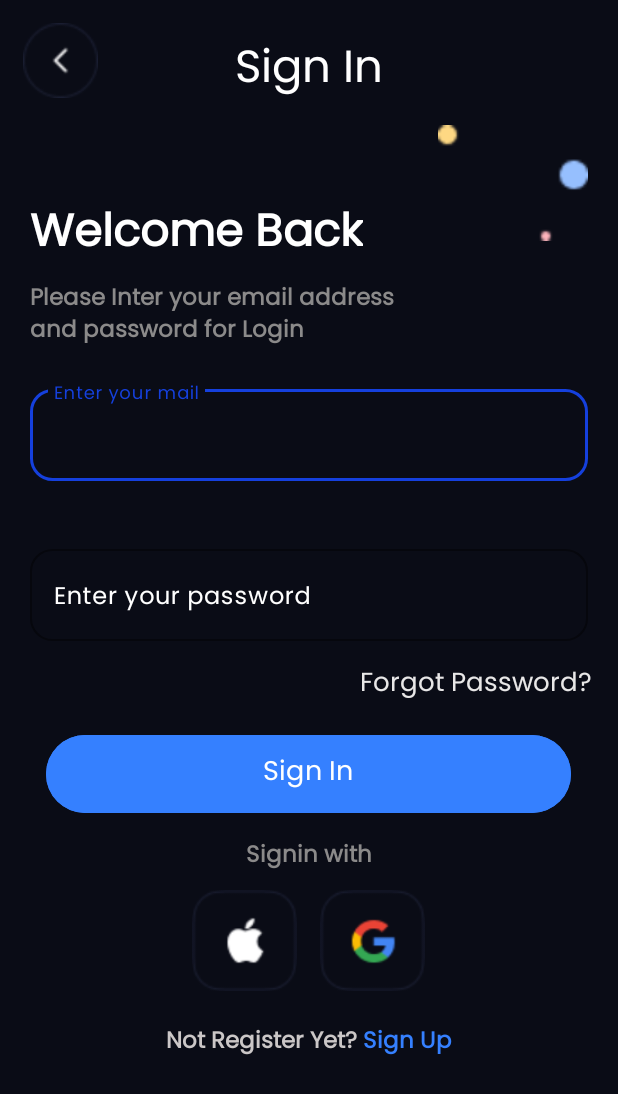
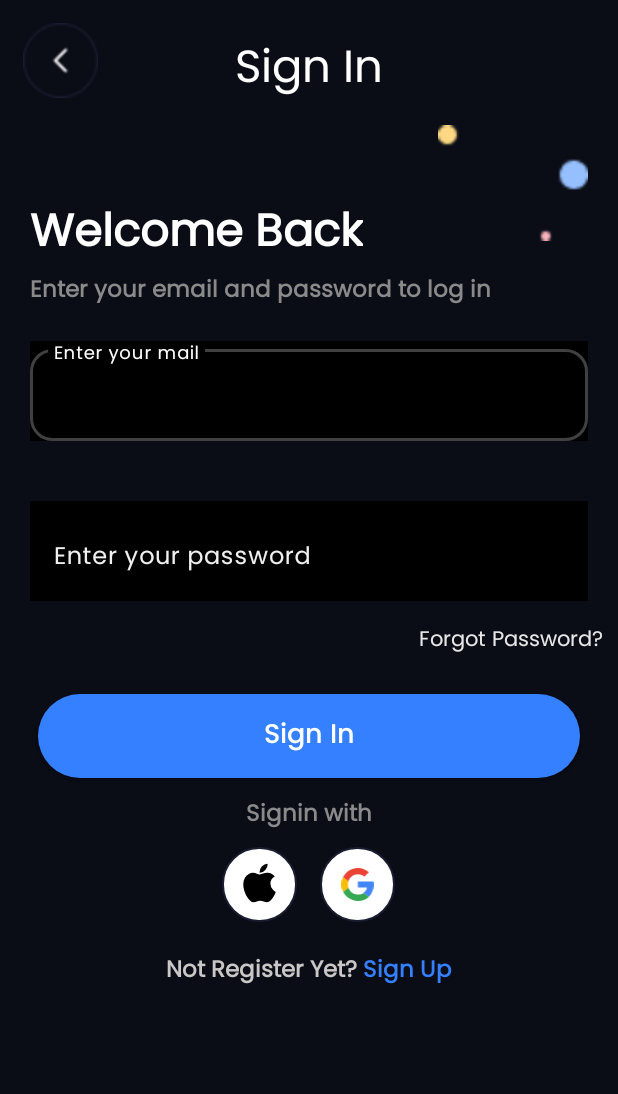
Before and after one commit to opencodeiiita/GeekHaven-Community-App, an Android app: the signinActivity screen opened directly, with no data from a screen before it, after a tap on "Sign In", on a phone screen of 412 x 824 dp. Shown: the top 1094 px of the screen. Run offline under Robolectric (Android 15) with nearby library versions, the phone set to English and light mode, and no system bars; our stand-ins replace Firebase (no records; nobody signed in at launch, a user with empty details on screens opened directly), Volley; network calls fail.

Commit message:
hello commit

```diff
--- a/app/build.gradle.kts
+++ b/app/build.gradle.kts
@@ -43,6 +43,7 @@ android {
 dependencies {
 
     implementation("androidx.core:core-ktx:1.9.0")
+    implementation ("com.android.volley:volley:1.2.0")
     implementation("androidx.appcompat:appcompat:1.6.1")
     implementation("com.google.android.material:material:1.10.0")
     implementation("androidx.constraintlayout:constraintlayout:2.1.4")
--- a/app/src/main/java/com/example/geekhavencommunityapp/activities/signinActivity.kt
+++ b/app/src/main/java/com/example/geekhavencommunityapp/activities/signinActivity.kt
@@ -14,6 +14,12 @@ import androidx.activity.result.ActivityResult
 import androidx.activity.result.ActivityResultLauncher
 import androidx.activity.result.IntentSenderRequest
 import androidx.activity.result.contract.ActivityResultContracts
+import com.android.volley.Request
+import com.android.volley.RequestQueue
+import com.android.volley.Response
+import com.android.volley.toolbox.JsonObjectRequest
+import com.android.volley.toolbox.Volley
+import com.example.geekhavencommunityapp.OnboardingPage
 import com.example.geekhavencommunityapp.R
 import com.example.geekhavencommunityapp.UserModel
 import com.google.android.gms.auth.api.identity.BeginSignInRequest
@@ -29,18 +35,20 @@ import com.google.firebase.auth.FirebaseAuth
 import com.google.firebase.auth.GoogleAuthProvider
 import com.google.firebase.auth.ktx.auth
 import com.google.firebase.ktx.Firebase
+import org.json.JSONObject
 
 class signinActivity : AppCompatActivity() {
     private lateinit var auth : FirebaseAuth
     private lateinit var oneTapClient: SignInClient
     private lateinit var signInRequest: BeginSignInRequest
     private lateinit var launcher: ActivityResultLauncher<IntentSenderRequest>
-
+    private lateinit var requestQueue: RequestQueue
     override fun onCreate(savedInstanceState: Bundle?) {
         super.onCreate(savedInstanceState)
         setContentView(R.layout.activity_signin)
 
         auth = Firebase.auth
+        requestQueue = Volley.newRequestQueue(this)
 
         val email = findViewById<EditText>(R.id.email)
         val password = findViewById<EditText>(R.id.password)
@@ -53,39 +61,41 @@ class signinActivity : AppCompatActivity() {
             startActivity(Intent(this, signupActivity::class.java))
         }
 
+
+
+        val backButton = findViewById<ImageView>(R.id.backButtonSignIn)
+        backButton.setOnClickListener {
+            val intent = Intent(this, OnboardingPage::class.java)
+            startActivity(intent)
+        }
+
         Log.d("Lets check it out", UserModel.username?:"null string recieved")
 
 
-        next.setOnClickListener{
-            UserModel.setEmail(email.text.toString())
-            val currentIntent = intent
-//            val intent = Intent(
-//                this,
-//                passwordActivity:: class.java
-//            )
-//
-//                startActivity(
-//                    intent
-//                )
-            auth.signInWithEmailAndPassword(UserModel.email!! , password.text.toString())
-                .addOnCompleteListener(this) { task ->
-                    if (task.isSuccessful) {
-                        // Sign in success, update UI with the signed-in user's information
-                        Log.d(ContentValues.TAG, "createUserWithEmail:success")
-                        val user = auth.currentUser
-                        startActivity(Intent(this, BaseHomeActivity::class.java))
+        next.setOnClickListener {
+            val url = "http://your-backend-url/signin"
+            val jsonBody = JSONObject()
+            jsonBody.put("email", email.text.toString())
+            jsonBody.put("password", password.text.toString())
 
-                    } else {
-                        // If sign in fails, display a message to the user.
-                        Log.w(ContentValues.TAG, "createUserWithEmail:failure", task.exception)
-                        Toast.makeText(
-                            baseContext,
-                            "Authentication failed.",
-                            Toast.LENGTH_SHORT,
-                        ).show()
-                    }
-                }
+            val request = JsonObjectRequest(
+                Request.Method.POST, url, jsonBody,
+                { response ->
+                    // Handle successful signin
+                    val token = response.getString("token")
+                    Toast.makeText(this, "Signed in successfully!", Toast.LENGTH_SHORT).show()
+                    // Proceed to the next activity or perform actions as needed
+                },
+                { error ->
+                    // Handle unsuccessful signin
+                    Toast.makeText(this, "Signin failed: ${error.message}", Toast.LENGTH_SHORT)
+                        .show()
+                })
+
+            requestQueue.add(request)
         }
+
+
 
         oneTapClient = Identity.getSignInClient(this)
 
--- /dev/null
+++ b/app/src/main/res/drawable/apple.xml
@@ -0,0 +1,9 @@
+<vector xmlns:android="http://schemas.android.com/apk/res/android"
+    android:width="40dp"
+    android:height="40dp"
+    android:viewportWidth="40"
+    android:viewportHeight="40">
+  <path
+      android:fillColor="#FF000000"
+      android:pathData="M30.54,26.24a14,14 0,0 1,-1.41 2.52,13.16 13.16,0 0,1 -1.8,2.24A3.55,3.55 0,0 1,25 32a5.94,5.94 0,0 1,-2.15 -0.51,6.13 6.13,0 0,0 -2.31,-0.49 6.42,6.42 0,0 0,-2.38 0.51,6.49 6.49,0 0,1 -2.05,0.54A3.35,3.35 0,0 1,13.73 31a14,14 0,0 1,-1.89 -2.27,15.54 15.54,0 0,1 -2,-4A14.55,14.55 0,0 1,9 20a8.6,8.6 0,0 1,1.14 -4.52A6.6,6.6 0,0 1,12.51 13a6.44,6.44 0,0 1,3.22 -0.91,7.7 7.7,0 0,1 2.49,0.58 7.67,7.67 0,0 0,2 0.58,12 12,0 0,0 2.19,-0.68 7.23,7.23 0,0 1,3 -0.53,6.34 6.34,0 0,1 4.95,2.61 5.48,5.48 0,0 0,-2.92 5,5.52 5.52,0 0,0 1.81,4.16A6.18,6.18 0,0 0,31 25c-0.15,0.42 -0.3,0.82 -0.46,1.21ZM25.5,6.4a5.59,5.59 0,0 1,-1.43 3.66,4.85 4.85,0 0,1 -4,2 3.79,3.79 0,0 1,0 -0.49,5.7 5.7,0 0,1 1.51,-3.69 5.85,5.85 0,0 1,1.85 -1.39,5.65 5.65,0 0,1 2.11,-0.6 4.67,4.67 0,0 1,0 0.52Z"/>
+</vector>
--- /dev/null
+++ b/app/src/main/res/drawable/google__1_.xml
@@ -0,0 +1,18 @@
+<vector xmlns:android="http://schemas.android.com/apk/res/android"
+    android:width="2443dp"
+    android:height="2500dp"
+    android:viewportWidth="256"
+    android:viewportHeight="262">
+  <path
+      android:pathData="M255.88,133.45c0,-10.73 -0.87,-18.57 -2.76,-26.69H130.55v48.45h71.95c-1.45,12.04 -9.28,30.17 -26.69,42.36l-0.24,1.62 38.76,30.02 2.68,0.27c24.66,-22.77 38.88,-56.28 38.88,-96.03"
+      android:fillColor="#4285F4"/>
+  <path
+      android:pathData="M130.55,261.1c35.25,0 64.84,-11.6 86.45,-31.62l-41.2,-31.91c-11.02,7.69 -25.82,13.06 -45.26,13.06 -34.52,0 -63.82,-22.77 -74.27,-54.25l-1.53,0.13 -40.3,31.19 -0.53,1.47C35.39,231.8 79.49,261.1 130.55,261.1"
+      android:fillColor="#34A853"/>
+  <path
+      android:pathData="M56.28,156.37c-2.76,-8.12 -4.35,-16.83 -4.35,-25.82 0,-8.99 1.6,-17.7 4.21,-25.82l-0.07,-1.73L15.26,71.31l-1.34,0.63C5.08,89.64 0,109.52 0,130.55s5.08,40.9 13.93,58.6l42.36,-32.78"
+      android:fillColor="#FBBC05"/>
+  <path
+      android:pathData="M130.55,50.48c24.51,0 41.05,10.59 50.48,19.44l36.84,-35.97C195.24,12.91 165.8,0 130.55,0 79.49,0 35.39,29.3 13.93,71.95l42.21,32.78c10.59,-31.48 39.89,-54.25 74.41,-54.25"
+      android:fillColor="#EB4335"/>
+</vector>
--- /dev/null
+++ b/app/src/main/res/drawable/logo_border2.xml
@@ -0,0 +1,7 @@
+<shape xmlns:android="http://schemas.android.com/apk/res/android">
+    <stroke android:color="#191D30"
+        android:width="1dp"/>
+    <corners android:radius="24dp"/>
+    <solid android:color="@color/white"/>
+
+</shape>
--- /dev/null
+++ b/app/src/main/res/drawable/sigin_button.xml
@@ -0,0 +1,5 @@
+<?xml version="1.0" encoding="utf-8"?>
+<shape xmlns:android="http://schemas.android.com/apk/res/android">
+    <corners android:radius="44dp"/>
+    <solid android:color="#3580ff"/>
+</shape>
--- a/app/src/main/res/layout/activity_signin.xml
+++ b/app/src/main/res/layout/activity_signin.xml
@@ -9,10 +9,12 @@
     android:background="#0a0c16">
 
     <ImageView
+        android:id="@+id/backButtonSignIn"
         android:layout_width="50dp"
         android:layout_height="50dp"
         android:layout_margin="15dp"
         android:src="@drawable/back"/>
+
     <TextView
         android:layout_width="wrap_content"
         android:layout_height="wrap_content"
@@ -48,12 +50,12 @@
     <TextView
         android:layout_width="wrap_content"
         android:layout_height="wrap_content"
-        android:text="Please Inter your email address\nand password for Login"
+        android:text="Enter your email and password to log in"
         android:textStyle="bold"
         android:textColor="#8B8A8A"
         android:fontFamily="@font/poppins"
         android:layout_marginStart="20dp"
-        android:layout_marginTop="5dp"
+        android:layout_marginTop="0dp"
         android:textSize="15sp"/>
 
 
@@ -61,15 +63,15 @@
         android:layout_width="match_parent"
         android:layout_height="wrap_content"
         android:layout_margin="20dp"
-        android:textColorHint="@color/white"
+        android:textColorHint="#F0F0F0"
         app:boxCornerRadiusTopStart="15dp"
         app:boxCornerRadiusBottomEnd="15dp"
         app:boxCornerRadiusBottomStart="15dp"
         app:boxCornerRadiusTopEnd="15dp"
         android:textColor="@color/white"
-        app:boxStrokeColor="#1540DD"
-        app:hintTextColor="#1540DD"
-        android:background="#0a0c16">
+        app:boxStrokeColor="#404040"
+        app:hintTextColor="@color/white"
+        android:background="#000000">
         <com.google.android.material.textfield.TextInputEditText
             android:id="@+id/email"
             android:layout_width="match_parent"
@@ -85,14 +87,14 @@
         android:layout_margin="20dp"
         android:outlineSpotShadowColor="#CF2727"
         android:textColor="@color/white"
-        android:textColorHint="@color/white"
+        android:textColorHint="#F0F0F0"
         app:boxCornerRadiusBottomEnd="15dp"
         app:boxCornerRadiusBottomStart="15dp"
         app:boxCornerRadiusTopEnd="15dp"
         app:boxCornerRadiusTopStart="15dp"
-        app:boxStrokeColor="#1540DD"
-        app:hintTextColor="#1540DD"
-        android:background="#0a0c16">
+        app:boxStrokeColor="#404040"
+        app:hintTextColor="@color/white"
+        android:background="#000000">
         <com.google.android.material.textfield.TextInputEditText
             android:id="@+id/password"
             android:layout_width="match_parent"
@@ -104,23 +106,27 @@
 
     <TextView
         android:layout_width="wrap_content"
-        android:layout_height="wrap_content"
+        android:layout_height="32dp"
         android:text="Forgot Password?"
         android:textColor="#E8E7E7"
         android:fontFamily="@font/poppins"
-        android:layout_marginStart="240dp"
+        android:layout_gravity="end"
+        android:layout_marginEnd="10dp"
         android:layout_marginTop="-5dp"
-        android:textSize="17sp"/>
+        android:textSize="14sp"/>
 
 
-    <Button
+    <androidx.appcompat.widget.AppCompatButton
         android:id="@+id/next_btn"
-        android:layout_width="350dp"
-        android:layout_height="60dp"
+        android:layout_width="match_parent"
+        android:layout_height="56dp"
         android:text="Sign In"
         android:textSize="18sp"
-        android:fontFamily="@font/poppins"
+        android:layout_marginHorizontal="25dp"
+        android:textAllCaps="false"
+        android:fontFamily="@font/poppins_medium"
         android:textColor="@color/white"
+        android:background="@drawable/sigin_button"
         android:backgroundTint="#3580ff"
         android:layout_gravity="center"
         android:layout_marginTop="15dp"/>
@@ -145,16 +151,20 @@
         android:orientation="horizontal">
 
         <ImageView
-            android:layout_width="70dp"
-            android:layout_height="70dp"
+            android:layout_width="50dp"
+            android:layout_height="50dp"
+            android:padding="5dp"
+            android:background="@drawable/logo_border2"
             android:src="@drawable/apple"/>
 
         <ImageView
             android:id="@+id/signinGoogle"
-            android:layout_width="70dp"
-            android:layout_height="70dp"
+            android:layout_width="50dp"
+            android:layout_height="50dp"
+            android:padding ="14dp"
+            android:background="@drawable/logo_border2"
             android:layout_marginStart="15dp"
-            android:src="@drawable/google"/>
+            android:src="@drawable/google__1_"/>
 
 
     </LinearLayout>
```
Also changed, not shown: app/src/main/AndroidManifest.xml (+17 -13 lines), app/src/main/java/com/example/geekhavencommunityapp/activities/ChoiceActivity.kt (added, +12 -0 lines), app/src/main/java/com/example/geekhavencommunityapp/activities/OnboardingPage.kt (+10 -5 lines), app/src/main/java/com/example/geekhavencommunityapp/activities/passwordActivity.kt (+56 -60 lines), app/src/main/res/drawable/logo_border.xml (added, +7 -0 lines), app/src/main/res/drawable/white_circle.xml (added, +9 -0 lines), app/src/main/res/layout/activity_choice.xml (added, +9 -0 lines), app/src/main/res/layout/activity_onboarding_page.xml (+4 -3 lines), app/src/main/res/drawable/apple.png (deleted).
